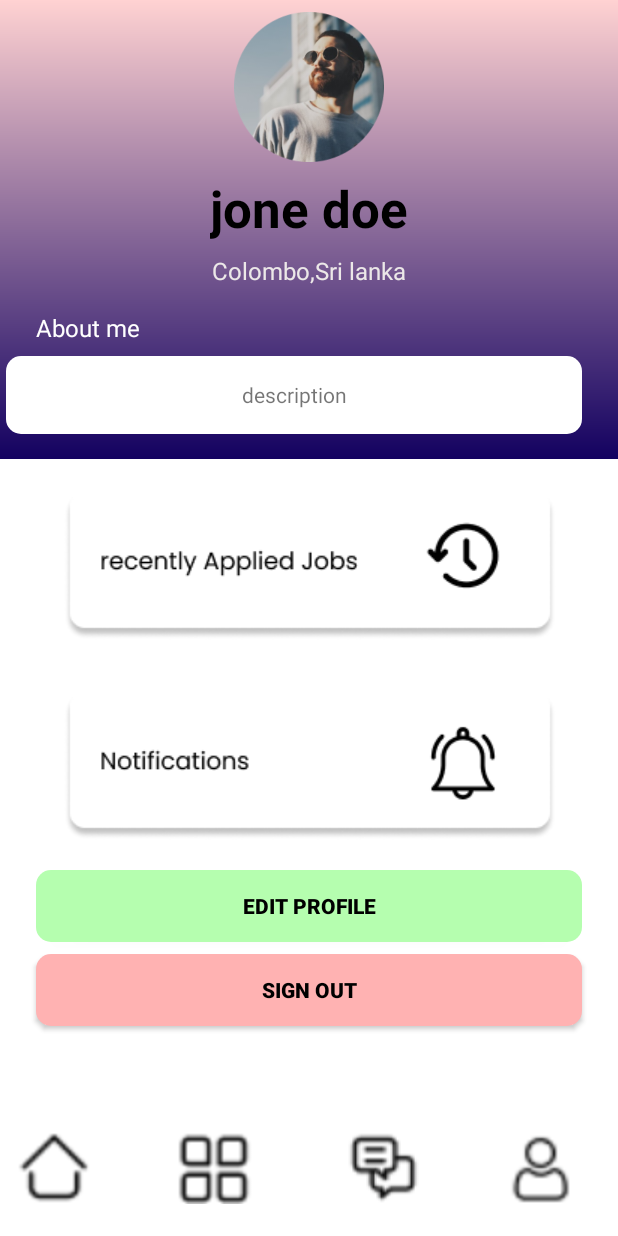
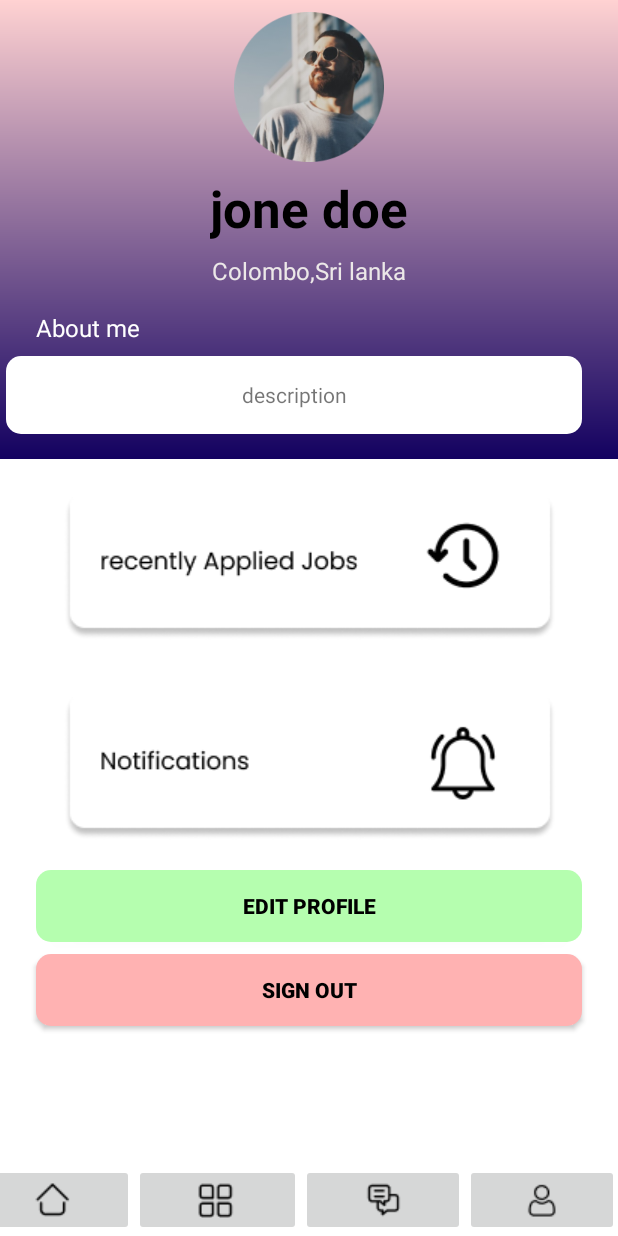
Before and after one commit to it-21360978/Applied, an Android app: the Seeker_profile screen opened directly, with no data from a screen before it, on a phone screen of 412 x 824 dp. Run offline under Robolectric (Android 15) with nearby library versions, the phone set to English and light mode, and no system bars.

Commit message:
ADD SOME LAYOUT AND EDIT

```diff
--- a/app/src/main/java/com/example/job_portal/Seeker_profile.kt
+++ b/app/src/main/java/com/example/job_portal/Seeker_profile.kt
@@ -1,11 +1,28 @@
 package com.example.job_portal
 
+import android.content.Intent
+import android.media.Image
 import androidx.appcompat.app.AppCompatActivity
 import android.os.Bundle
+import android.widget.ImageButton
 
 class Seeker_profile : AppCompatActivity() {
     override fun onCreate(savedInstanceState: Bundle?) {
         super.onCreate(savedInstanceState)
         setContentView(R.layout.activity_seeker_profile)
+
+        val imageButton = findViewById<ImageButton>(R.id.rcntbtn)
+
+        imageButton.setOnClickListener {
+            val intent = Intent(this, ReadData::class.java)
+            startActivity(intent)
+        }
+
+        val category = findViewById<ImageButton>(R.id.catogry)
+        category.setOnClickListener {
+            val intent = Intent(this, JobView_Activity::class.java)
+            startActivity(intent)
+        }
+
     }
 }
--- a/app/src/main/res/layout/activity_seeker_profile.xml
+++ b/app/src/main/res/layout/activity_seeker_profile.xml
@@ -88,7 +88,7 @@
         app:layout_constraintTop_toBottomOf="@+id/textView11" />
 
     <ImageButton
-        android:id="@+id/imageButton3"
+        android:id="@+id/rcntbtn"
         android:layout_width="359dp"
         android:layout_height="126dp"
         android:layout_marginTop="8dp"
@@ -106,7 +106,7 @@
         android:background="@drawable/background_box"
         app:layout_constraintEnd_toEndOf="parent"
         app:layout_constraintStart_toStartOf="parent"
-        app:layout_constraintTop_toBottomOf="@+id/imageButton3"
+        app:layout_constraintTop_toBottomOf="@+id/rcntbtn"
         app:srcCompat="@drawable/notifybtn" />
 
     <Button
@@ -146,8 +146,8 @@
         app:layout_constraintTop_toBottomOf="@+id/button4" />
 
     <LinearLayout
-        android:layout_width="430dp"
-        android:layout_height="69dp"
+        android:layout_width="432dp"
+        android:layout_height="48dp"
         android:orientation="horizontal"
         app:layout_constraintBottom_toBottomOf="parent"
         app:layout_constraintEnd_toEndOf="parent"
@@ -156,28 +156,28 @@
         app:layout_constraintTop_toBottomOf="@+id/button5"
         app:layout_constraintVertical_bias="1.0">
 
-        <ImageView
+        <ImageButton
             android:id="@+id/imageView10"
             android:layout_width="wrap_content"
             android:layout_height="48dp"
             android:layout_weight="1"
             app:srcCompat="@drawable/home" />
 
-        <ImageView
-            android:id="@+id/imageView11"
+        <ImageButton
+            android:id="@+id/catogry"
             android:layout_width="wrap_content"
             android:layout_height="48dp"
             android:layout_weight="1"
             app:srcCompat="@drawable/category" />
 
-        <ImageView
+        <ImageButton
             android:id="@+id/imageView12"
             android:layout_width="wrap_content"
             android:layout_height="48dp"
             android:layout_weight="1"
             app:srcCompat="@drawable/inquiry" />
 
-        <ImageView
+        <ImageButton
             android:id="@+id/imageView13"
             android:layout_width="wrap_content"
             android:layout_height="48dp"
--- /dev/null
+++ b/app/src/main/res/layout/form_edit_delete.xml
@@ -0,0 +1,6 @@
+<?xml version="1.0" encoding="utf-8"?>
+<androidx.constraintlayout.widget.ConstraintLayout xmlns:android="http://schemas.android.com/apk/res/android"
+    android:layout_width="match_parent"
+    android:layout_height="match_parent">
+
+</androidx.constraintlayout.widget.ConstraintLayout>
```
Also changed, not shown: app/src/main/AndroidManifest.xml (+11 -1 lines), app/src/main/java/com/example/job_portal/Customer.kt (+12 -1 lines), app/src/main/java/com/example/job_portal/Job.kt (+9 -6 lines), app/src/main/java/com/example/job_portal/ReadData.kt (added, +57 -0 lines), app/src/main/java/com/example/job_portal/card_view.kt (+13 -0 lines), app/src/main/java/com/example/job_portal/customerHelper.kt (deleted, +0 -33 lines), app/src/main/java/com/example/job_portal/jobeditDelete.kt (added, +90 -0 lines), app/src/main/java/com/example/job_portal/jobediteDelete.kt (deleted, +0 -11 lines), app/src/main/res/layout/activity_card_view.xml (+6 -6 lines), app/src/main/res/layout/activity_jobedite_delete.xml (+10 -6 lines), app/src/main/res/layout/retrieveapplication.xml (+4 -12 lines).
